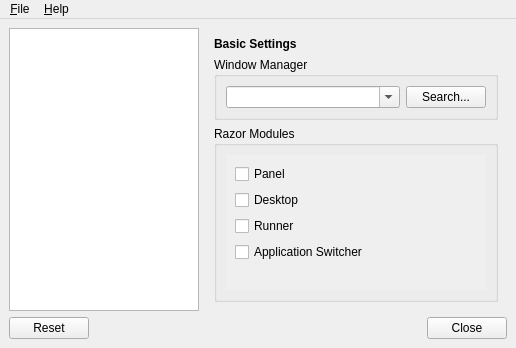
First picture: the form in config/sessionconfigwindow.ui, repository lxqt/lxqt-session, before the edit.
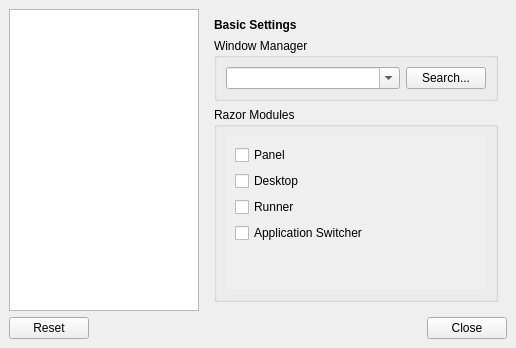
Second picture: the form after the edit. Custom widgets are drawn as their Qt base class.

Commit message: config: remove toolbars

```diff
--- a/config/sessionconfigwindow.ui
+++ b/config/sessionconfigwindow.ui
@@ -101,7 +101,7 @@
                   <x>0</x>
                   <y>0</y>
                   <width>303</width>
-                  <height>112</height>
+                  <height>137</height>
                  </rect>
                 </property>
                 <layout class="QGridLayout" name="gridLayout_4">
@@ -431,40 +431,6 @@
     </item>
    </layout>
   </widget>
-  <widget class="QMenuBar" name="menubar">
-   <property name="geometry">
-    <rect>
-     <x>0</x>
-     <y>0</y>
-     <width>516</width>
-     <height>25</height>
-    </rect>
-   </property>
-   <widget class="QMenu" name="menu_File">
-    <property name="title">
-     <string>&amp;File</string>
-    </property>
-    <addaction name="action_Quit"/>
-   </widget>
-   <widget class="QMenu" name="menu_Help">
-    <property name="title">
-     <string>&amp;Help</string>
-    </property>
-    <addaction name="action_About"/>
-   </widget>
-   <addaction name="menu_File"/>
-   <addaction name="menu_Help"/>
-  </widget>
-  <action name="action_Quit">
-   <property name="text">
-    <string>&amp;Quit</string>
-   </property>
-  </action>
-  <action name="action_About">
-   <property name="text">
-    <string>&amp;About...</string>
-   </property>
-  </action>
  </widget>
  <customwidgets>
   <customwidget>
```
The commit also changes 2 other files.
